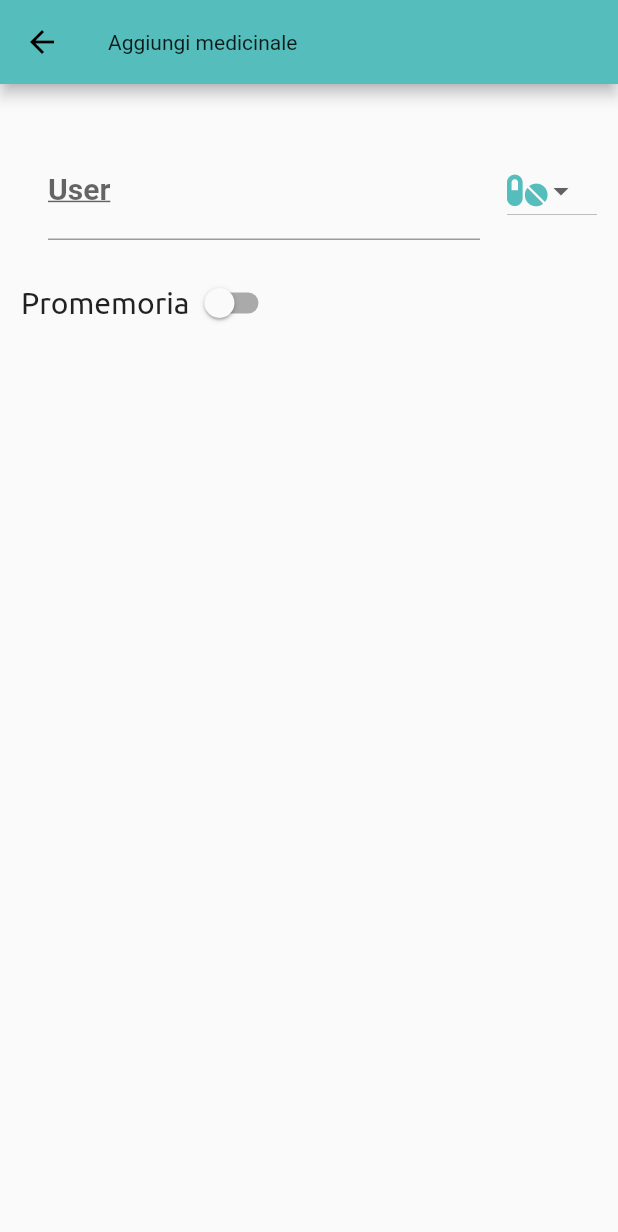
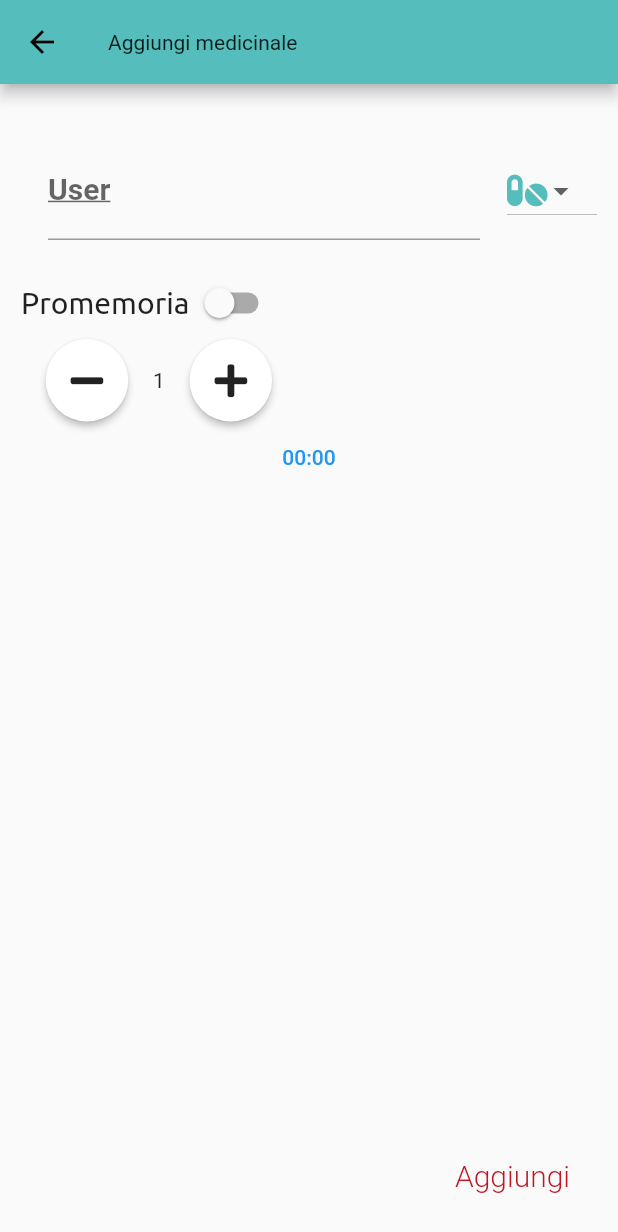
Before and after one commit to fabiomontello/my-care-app, a Flutter app: the MedicinaleEdit screen opened by its route, on a phone screen of 412 x 824 dp. Shown: the top 1232 px of the screen. Run offline on Flutter 3.47's test engine with Material 2 defaults, Android fonts, the phone set to English and light mode, and no system bars; our stand-ins replace flutter_datetime_picker, font_awesome_flutter; project files that could hold a hidden picture were left out.

Commit message:
Medicinali add to home list

```diff
--- a/lib/models/medicinali.dart
+++ b/lib/models/medicinali.dart
@@ -5,13 +5,15 @@ class Medicinale {
   final String title;
   final String icon;
   final bool promemoria;
-  final int frequancy;
+  final int frequency;
+  final List<DateTime> promemoriaList;
 
   const Medicinale({
     @required this.id,
     @required this.title,
     @required this.icon,
     @required this.promemoria,
-    @required this.frequancy,
+    @required this.frequency,
+    @required this.promemoriaList,
   });
 }
--- a/lib/pages/home_switcher.dart
+++ b/lib/pages/home_switcher.dart
@@ -1,6 +1,6 @@
 import 'package:flutter/material.dart';
 import 'package:my_care/pages/smart_devices.dart';
-import 'home_list_fabio.dart';
+import 'home_list.dart';
 import 'map_page.dart';
 import 'medicinali_page.dart';
 import 'appuntamenti_page.dart';
--- a/lib/pages/medicinale_edit.dart
+++ b/lib/pages/medicinale_edit.dart
@@ -1,5 +1,8 @@
 import 'package:flutter/material.dart';
 import 'package:font_awesome_flutter/font_awesome_flutter.dart';
+import 'package:flutter_datetime_picker/flutter_datetime_picker.dart';
+import 'package:intl/intl.dart';
+import '../models/medicinali.dart';
 
 class MedicinaleEdit extends StatefulWidget {
   @override
@@ -10,10 +13,30 @@ class _MedicinaleEditState extends State<MedicinaleEdit> {
   bool _promemoria = false;
   String dropdownValue = 'One';
   final _nomeMed = TextEditingController();
+  int _frequency = 1;
+  List<DateTime> timesList = [DateFormat.Hm().parse('00:00')];
 
   void _submitData() {
     if (_nomeMed.text.isEmpty) {
       return;
+    }
+  }
+
+  void _addFrequency() {
+    if (_frequency < 5) {
+      setState(() {
+        _frequency = _frequency + 1;
+        timesList.add(DateFormat.Hm().parse('00:00'));
+      });
+    }
+  }
+
+  void _removeFrequency() {
+    if (_frequency > 0) {
+      setState(() {
+        _frequency = _frequency - 1;
+        timesList.removeLast();
+      });
     }
   }
 
@@ -30,29 +53,15 @@ class _MedicinaleEditState extends State<MedicinaleEdit> {
             Row(
               mainAxisAlignment: MainAxisAlignment.spaceBetween,
               children: [
-                /* Padding(
-                  padding: const EdgeInsets.only(top: 12),
-                  child: */ /* Text(
-                    'something',
-/*                     onSubmitted: (_) => _submitData(),
-                    controller: _nomeMed,
-                    decoration: InputDecoration(labelText:'Nome del medicinale'), */
-                    style: TextStyle(
-                      color: Color(0xffBE1622),
-                      fontSize: 20,
-                      fontWeight: FontWeight.bold,
-                      decoration: TextDecoration.underline,
-                    ),
-                  ), */
                 Flexible(
                   child: Container(
                     margin: const EdgeInsets.all(15.0),
                     padding: const EdgeInsets.all(3.0),
                     child: TextField(
+                      controller: _nomeMed,
                       expands: false,
                       keyboardType: TextInputType.emailAddress,
                       decoration: InputDecoration(labelText: "User"),
-
                       style: TextStyle(
                         //color: Color(0xffBE1622),
                         fontSize: 20,
@@ -62,7 +71,6 @@ class _MedicinaleEditState extends State<MedicinaleEdit> {
                     ),
                   ),
                 ),
-                //),
                 Container(
                   width: 60,
                   child: DropdownButton<String>(
@@ -90,10 +98,6 @@ class _MedicinaleEditState extends State<MedicinaleEdit> {
                 ),
               ],
             ),
-            Column(
-              // mainAxisAlignment: MainAxisAlignment.start,
-              //crossAxisAlignment: CrossAxisAlignment.stretch,
-              children: <Widget>[
             Row(
               children: <Widget>[
                 Text(
@@ -113,12 +117,78 @@ class _MedicinaleEditState extends State<MedicinaleEdit> {
                 ),
               ],
             ),
+            Row(
+              children: <Widget>[
+                RawMaterialButton(
+                  onPressed: _removeFrequency,
+                  elevation: 2.0,
+                  fillColor: Colors.white,
+                  child: Icon(
+                    FontAwesomeIcons.minus,
+                    size: 25.0,
+                  ),
+                  padding: EdgeInsets.all(15.0),
+                  shape: CircleBorder(),
+                ),
+                Text(_frequency.toString()),
+                RawMaterialButton(
+                  onPressed: _addFrequency,
+                  elevation: 2.0,
+                  fillColor: Colors.white,
+                  child: Icon(
+                    FontAwesomeIcons.plus,
+                    size: 25.0,
+                  ),
+                  padding: EdgeInsets.all(15.0),
+                  shape: CircleBorder(),
+                )
               ],
             ),
+            Column(
+              children: <Widget>[
+                for (var i = 0; i < timesList.length; i++)
+                  FlatButton(
+                      onPressed: () {
+                        DatePicker.showTimePicker(context,
+                            showSecondsColumn: false,
+                            showTitleActions: true, onConfirm: (date) {
+                          setState(() {
+                            timesList[i] = date;
+                          });
+                        }, currentTime: DateTime.now(), locale: LocaleType.it);
+                      },
+                      child: Text(
+                        DateFormat.Hm().format(timesList[i]),
+                        style: TextStyle(color: Colors.blue),
+                      ))
+              ],
+            )
           ],
         ),
       ),
       // ),
+      floatingActionButton: FlatButton(
+        onPressed: () {
+          Navigator.of(context).pushReplacementNamed('/home', arguments: {
+            'type': 'medicinale',
+            'object': new Medicinale(
+                frequency: _frequency,
+                icon: dropdownValue,
+                id: DateTime.now().toString(),
+                promemoria: _promemoria,
+                title: _nomeMed.text.toString(),
+                promemoriaList: timesList)
+          });
+        },
+        child: Text(
+          "Aggiungi",
+          textAlign: TextAlign.right,
+          style: TextStyle(
+              color: Color(0xffBE1622),
+              fontSize: 20,
+              fontWeight: FontWeight.w300),
+        ),
+      ),
     );
   }
 }
--- a/pubspec.yaml
+++ b/pubspec.yaml
@@ -35,6 +35,7 @@ dev_dependencies:
 
   flutter_launcher_icons: "^0.7.5"
   font_awesome_flutter: ^8.8.1
+  flutter_datetime_picker: ^1.3.8
 
 
 # For information on the generic Dart part of this file, see the
```
Also changed, not shown: lib/pages/home_list.dart (+114 -62 lines), lib/pages/home_list_fabio.dart (deleted, +0 -209 lines), pubspec.lock. Lines whose indentation alone changed are shown as unchanged.
